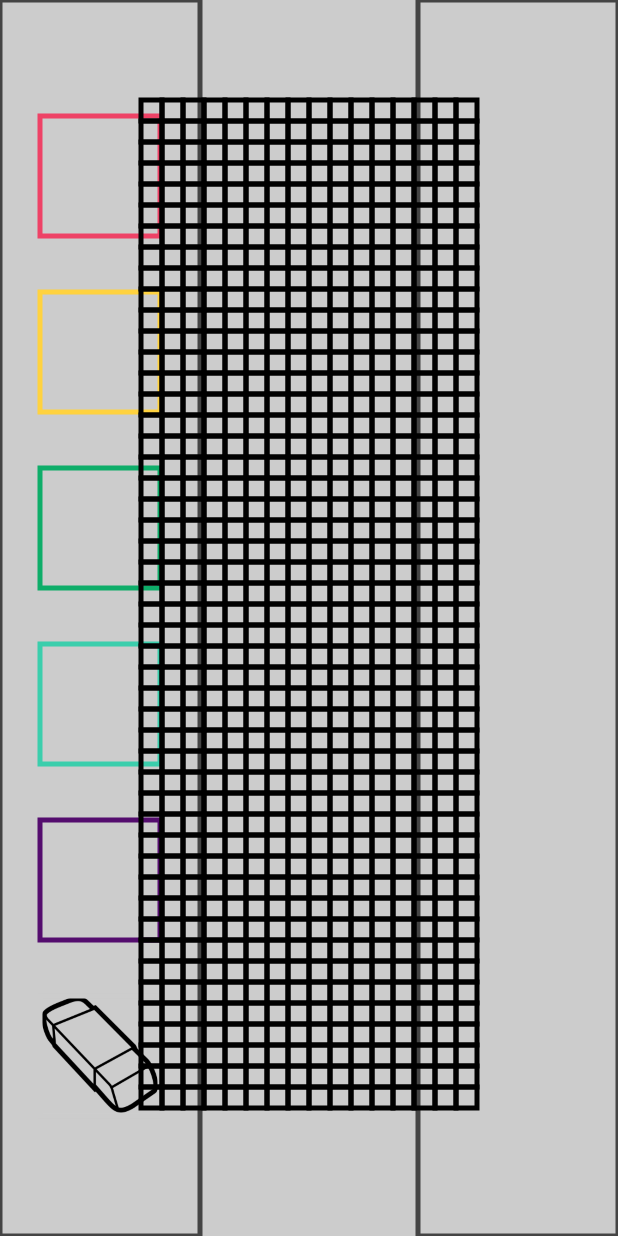
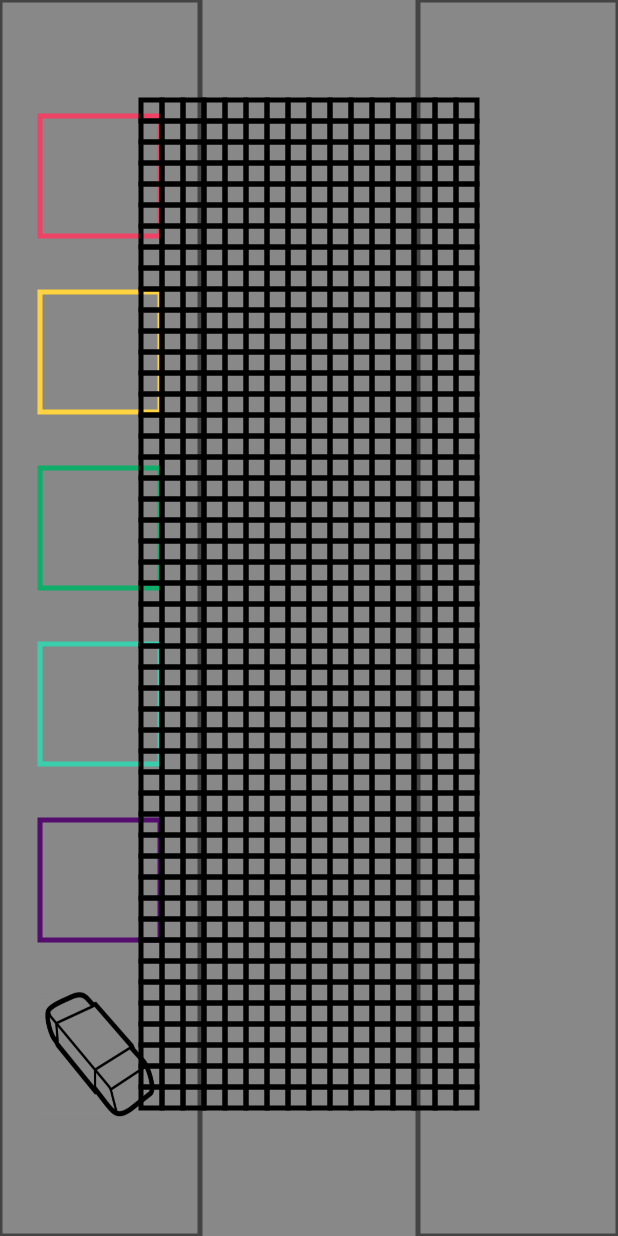
Before and after one commit to EthanStanbury/Pixel_Bot_Dev_Space, an Android app: the screen it shows after launch (MainActivity), on a phone screen of 412 x 824 dp. Run offline under Robolectric (Android 15) with nearby library versions, the phone set to English and light mode, and no system bars.

Commit message:
For Ethan <3

```diff
--- a/Application/app/src/main/java/com/example/mischa/pixelbotui/Intergration/SwarmAdapter.java
+++ b/Application/app/src/main/java/com/example/mischa/pixelbotui/Intergration/SwarmAdapter.java
@@ -15,7 +15,7 @@ public class SwarmAdapter {
 
     public static void SwarmCreate(HashMap<Integer, Integer> intialSwarm){
         Swarm add = new Swarm(intialSwarm);
-        WholeSwarm.add(add)
+        WholeSwarm.add(add);
 
     }
 }
--- a/Application/app/src/main/java/com/example/mischa/pixelbotui/Swarm/Swarm.java
+++ b/Application/app/src/main/java/com/example/mischa/pixelbotui/Swarm/Swarm.java
@@ -37,7 +37,7 @@ public class Swarm {
     }
 
     public void addDestinationsToGrid(int x, int y) {
-        this.BotGrid.addDestination(x, y);
+        //this.BotGrid.addDestination(x, y);
     }
     // When the type of output of the pathfinding algorithm has been determined, I will change it from 'void'.
     public void solveGrid() {
--- a/Application/app/src/main/java/com/example/mischa/pixelbotui/UI/MainActivity.java
+++ b/Application/app/src/main/java/com/example/mischa/pixelbotui/UI/MainActivity.java
@@ -22,7 +22,7 @@ public class MainActivity extends Activity {
     protected void onCreate(Bundle savedInstanceState) {
         super.onCreate(savedInstanceState);
         canvas = new PBCanvas(this);
-        canvas.setBackgroundColor(Color.LTGRAY);
+        canvas.setBackgroundColor(Color.GRAY);
         setContentView(canvas);
 
 
--- a/Application/app/src/main/java/com/example/mischa/pixelbotui/UI/PBCanvas.java
+++ b/Application/app/src/main/java/com/example/mischa/pixelbotui/UI/PBCanvas.java
@@ -42,6 +42,7 @@ public class PBCanvas extends View {
     LayoutItem rPurple; // #540D6E
     LayoutItem erase; // eraser, transparent
     LayoutItem rColourPicked; // Current colour
+    LayoutItem eraseBG;
     int[] saveState = new int[noOfSquares];
     Drawable eraser = getResources().getDrawable(R.drawable.eraserpic);
 
@@ -55,7 +56,7 @@ public class PBCanvas extends View {
         uiGrid = new Pixel[noOfSquares];
 
         BotAmounts.put(Color.BLACK, 1);
-        // This needs to be called after all the bots are added to intialize the swarm
+        // This needs to be called after all the bots are added to initialize the swarm
         SwarmAdapter.SwarmCreate(BotAmounts);
 
 
@@ -65,7 +66,7 @@ public class PBCanvas extends View {
         }
         top = new LayoutItem(Color.DKGRAY);
         bottom = new LayoutItem(Color.DKGRAY);
-        erase = new LayoutItem(Color.LTGRAY);
+        erase = new LayoutItem(Color.TRANSPARENT);
         rRed = new LayoutItem(Color.parseColor("#EE4266"));
         rYellow = new LayoutItem(Color.parseColor("#FFD23F"));
         rGreen = new LayoutItem(Color.parseColor("#0EAD69"));
@@ -73,6 +74,7 @@ public class PBCanvas extends View {
         rPurple = new LayoutItem(Color.parseColor("#540D6E"));
         rColourPicked = new LayoutItem(Color.WHITE);
         rColourPicked.rect.set(0,0,0,0);
+        eraseBG = new LayoutItem(Color.GRAY);
 
         LayoutItemList.add(top);
         LayoutItemList.add(bottom);
@@ -83,6 +85,7 @@ public class PBCanvas extends View {
         LayoutItemList.add(rBlue);
         LayoutItemList.add(rPurple);
         LayoutItemList.add(rColourPicked);
+        LayoutItemList.add(eraseBG);
 
         ClickableItems.add(erase);
         ClickableItems.add(rRed);
@@ -93,18 +96,9 @@ public class PBCanvas extends View {
 
     }
 
-    public boolean isIn(Pixel p, ArrayList<Pixel> list) {
-        for (int i = 0; i < list.size(); i++) {
-            if (uiGrid[i].equals(p)) {
-                return true;
-            }
-        }
-        return false;
-    }
-
     public void clear() {
-        for (int i = 0; i < uiGrid.length; i++) {
-            uiGrid[i].colour = Color.TRANSPARENT;
+        for (Pixel p : uiGrid) {
+            p.colour = Color.TRANSPARENT;
         }
         postInvalidate();
     }
@@ -126,7 +120,8 @@ public class PBCanvas extends View {
             rBlue.rect.set(40, 4 * (canvas.getHeight()/7) - 60, 160, 4 * (canvas.getHeight()/7) + 60);
             rPurple.rect.set(40, 5 * (canvas.getHeight()/7) - 60, 160, 5 * (canvas.getHeight()/7) + 60);
             erase.rect.set(40, 6 * (canvas.getHeight()/7) - 60, 160, 6 * (canvas.getHeight()/7) + 60);
-            eraser.setBounds(erase.rect);
+            eraser.setBounds(erase.rect.left + 4, erase.rect.top - 4, erase.rect.right - 4, erase.rect.bottom + 4);
+            eraseBG.rect.set(erase.rect);
 
             // Setting all the pixels' bounds, as well as the width of them
             squareWidth = (canvas.getHeight() - 200)/yDimension;
@@ -153,6 +148,7 @@ public class PBCanvas extends View {
             rPurple.rect.set(5 * (canvas.getWidth()/7) - 60, 40, 5 * (canvas.getWidth()/7) + 60, 160);
             erase.rect.set(6 * (canvas.getWidth()/7) - 60, 40, 6 * (canvas.getWidth()/7) + 60, 160);
             eraser.setBounds(erase.rect);
+            eraseBG.rect.set(erase.rect);
 
             // Setting all the pixels' bounds, as well as the width of them
             squareWidth = (canvas.getWidth() - 200)/xDimension;
@@ -168,22 +164,22 @@ public class PBCanvas extends View {
             }
         }
 
-        // Draw the top and bottom rectangles, as well as the colour selected rectangle
-        eraser.draw(canvas);
+        // Draw all of the LayoutItems
         for (int i = 0; i < LayoutItemList.size(); i++) {
             paint.setColor(LayoutItemList.get(i).colour);
             canvas.drawRect(LayoutItemList.get(i).rect, paint);
         }
+        eraser.draw(canvas);
 
         // Drawing all the Pixels
-        for (int i = 0; i < uiGrid.length; i++) {
+        for (Pixel p : uiGrid) {
             paint.setStyle(Paint.Style.FILL);
-            paint.setColor(uiGrid[i].colour);
-            canvas.drawRect(uiGrid[i].rect, paint);
+            paint.setColor(p.colour);
+            canvas.drawRect(p.rect, paint);
             paint.setStyle(Paint.Style.STROKE);
             paint.setColor(Color.BLACK);
             paint.setStrokeWidth(5);
-            canvas.drawRect(uiGrid[i].rect, paint);
+            canvas.drawRect(p.rect, paint);
 
         }
 
@@ -198,7 +194,7 @@ public class PBCanvas extends View {
             // For a single press
             case MotionEvent.ACTION_DOWN:
                 for (int i = 0; i < ClickableItems.size(); i++) {
-                    //Change the paint colour, set eraser, etc
+                    //Change the paint colour
                     if (ClickableItems.get(i).rect.contains(xTouch, yTouch)) {
                         newColour = ClickableItems.get(i).colour;
                         rColourPicked.rect.set(ClickableItems.get(i).rect.left - 8, ClickableItems.get(i).rect.top - 8, ClickableItems.get(i).rect.right + 8, ClickableItems.get(i).rect.bottom + 8);
@@ -219,6 +215,10 @@ public class PBCanvas extends View {
                         uiGrid[i].colour = newColour;
                     }
                 }
+                break;
+
+            case MotionEvent.ACTION_UP:
+
                 break;
         }
         postInvalidate(); //Redraw
```
